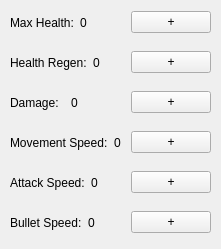
This is Hud.ui in zhongvei/Tankoop as Qt 5 draws it before an edit. The edited form follows.
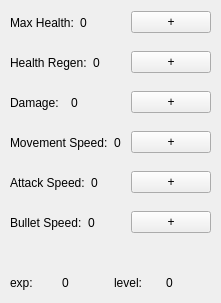
This is the edited form.

Commit message: added exp and level

Patch:
```diff
--- a/Hud.ui
+++ b/Hud.ui
@@ -7,7 +7,7 @@
     <x>0</x>
     <y>0</y>
     <width>221</width>
-    <height>249</height>
+    <height>303</height>
    </rect>
   </property>
   <property name="windowTitle">
@@ -211,6 +211,54 @@
     </item>
    </layout>
   </widget>
+  <widget class="QWidget" name="horizontalLayoutWidget_9">
+   <property name="geometry">
+    <rect>
+     <x>10</x>
+     <y>270</y>
+     <width>201</width>
+     <height>25</height>
+    </rect>
+   </property>
+   <layout class="QHBoxLayout" name="level_exp_layout">
+    <item>
+     <layout class="QHBoxLayout" name="exp_layout">
+      <item>
+       <widget class="QLabel" name="exp_label">
+        <property name="text">
+         <string>exp:</string>
+        </property>
+       </widget>
+      </item>
+      <item>
+       <widget class="QLabel" name="exp_value">
+        <property name="text">
+         <string>0</string>
+        </property>
+       </widget>
+      </item>
+     </layout>
+    </item>
+    <item>
+     <layout class="QHBoxLayout" name="level_layout">
+      <item>
+       <widget class="QLabel" name="level_label">
+        <property name="text">
+         <string>level:</string>
+        </property>
+       </widget>
+      </item>
+      <item>
+       <widget class="QLabel" name="level_value">
+        <property name="text">
+         <string>0</string>
+        </property>
+       </widget>
+      </item>
+     </layout>
+    </item>
+   </layout>
+  </widget>
  </widget>
  <resources/>
  <connections/>
```
The commit also changes 34 other files.
